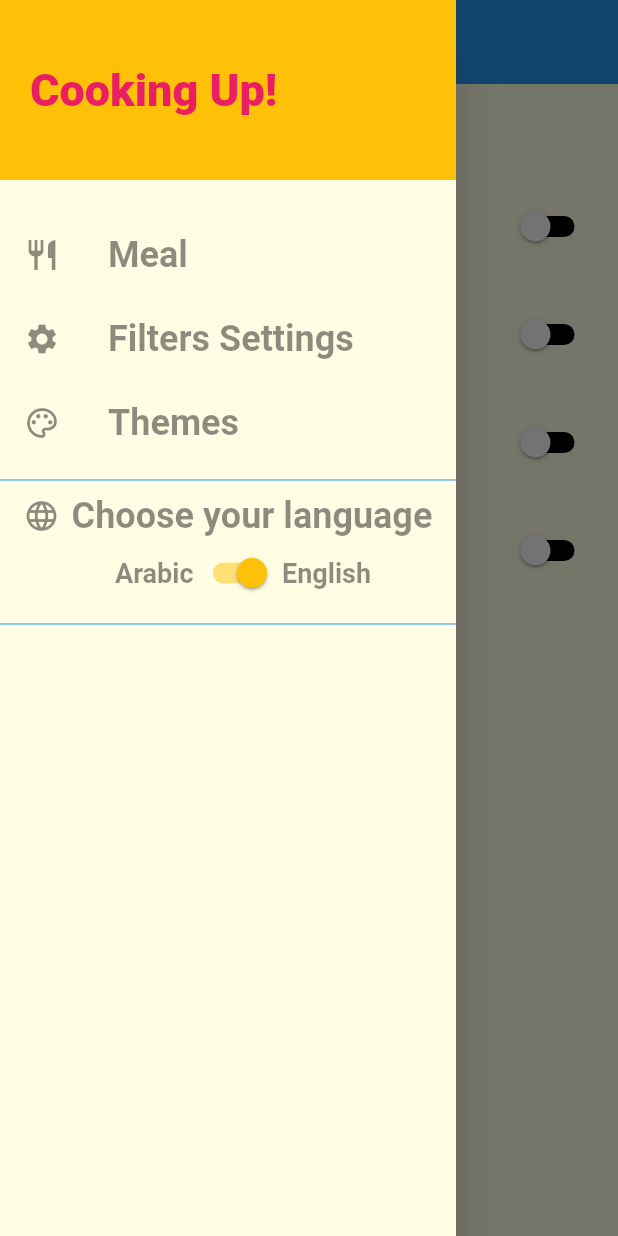
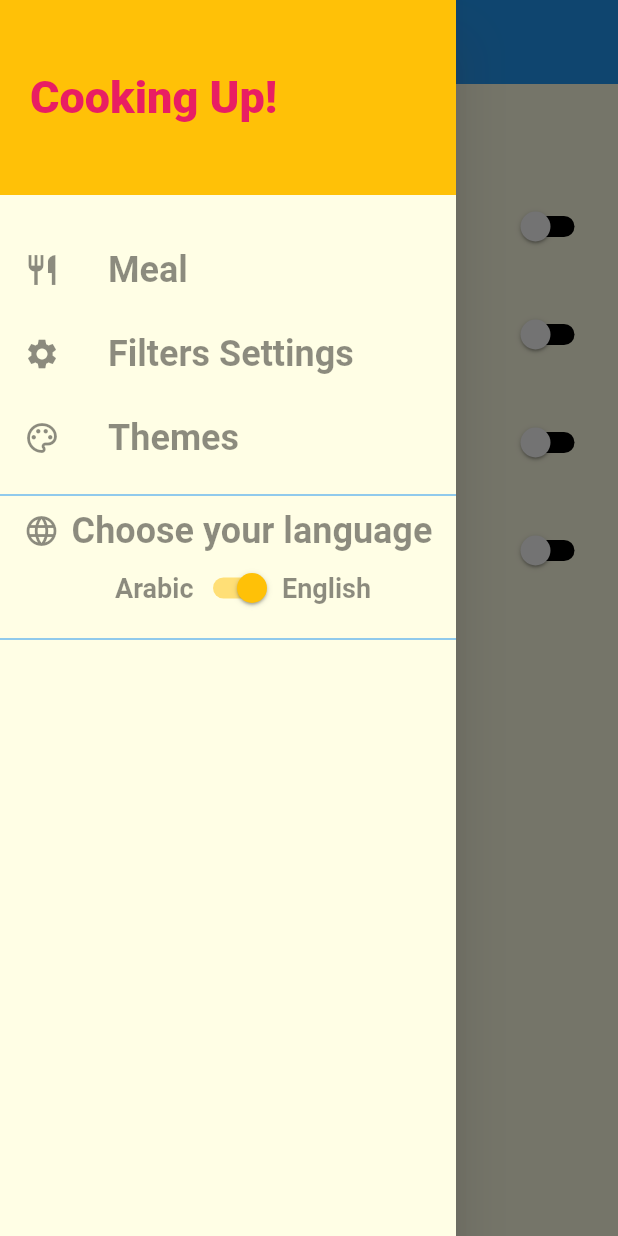
Before and after one commit to oussama3422/MealProject, a Flutter app: the FilterScreen screen opened by its route, with the side drawer open, on a phone screen of 412 x 824 dp. Run offline on Flutter 3.47's test engine with Material 2 defaults, Android fonts, the phone set to English and light mode, and no system bars; our stand-ins replace flutter_colorpicker, shared_preferences; accounts and stored records are empty; Roboto replaces fonts that are missing (Raleway, RobotoCondensed).

Commit message:
'bransh2'

```diff
--- a/lib/widgets/drawer.dart
+++ b/lib/widgets/drawer.dart
@@ -33,7 +33,8 @@ class Mydrawer extends StatelessWidget {
           children: [
             Container(
               color: Theme.of(context).colorScheme.secondary,
-              height: 120,
+              // :::::::::::::::Command To Test Git ::::::::::::::::
+              height: 130,
               width: 400,
               padding: const EdgeInsets.all(20),
               alignment:
```
